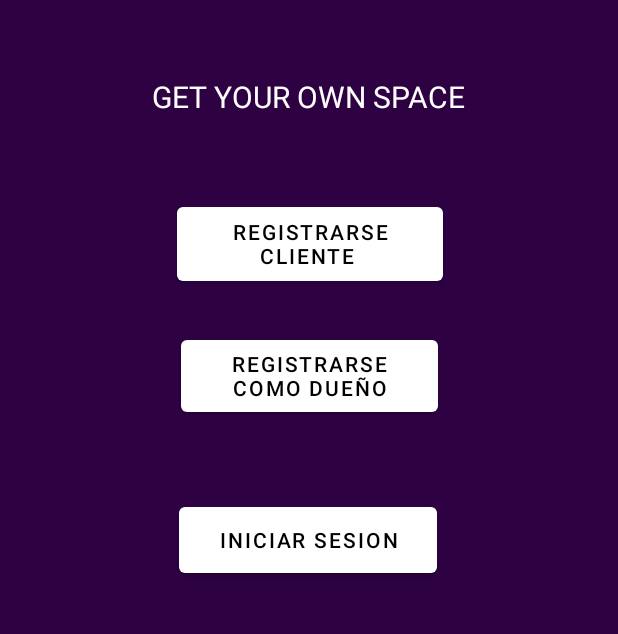
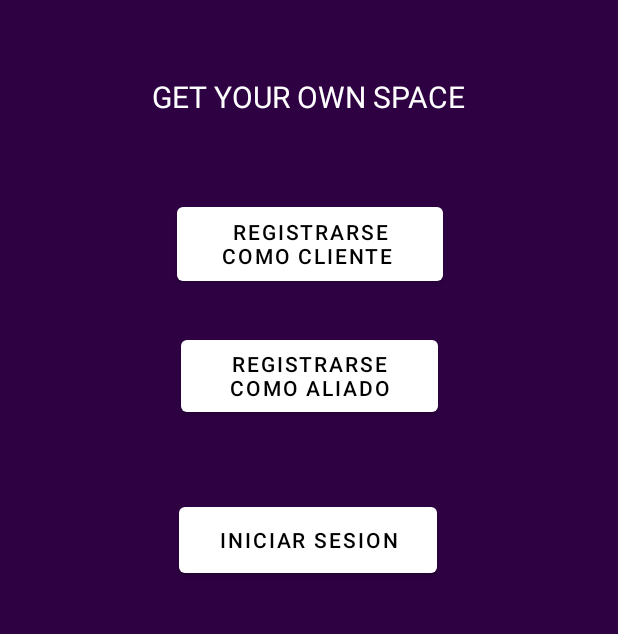
Before and after one commit to Park-In-Space/PKS_ma, an Android app: the screen it shows after launch (MainActivity), on a phone screen of 412 x 824 dp, the part 482-1116 px from its top. Run offline under Robolectric (Android 15) with nearby library versions, the phone set to English and light mode, and no system bars; our stand-ins replace navigation-ui; libraries missing offline, so code that uses them is left out: com.apollographql.apollo.

Commit message:
final fixes

```diff
--- a/app/src/main/java/com/example/myapplication/MapsParkingActivity.kt
+++ b/app/src/main/java/com/example/myapplication/MapsParkingActivity.kt
@@ -114,7 +114,7 @@ class MapsParkingActivity : AppCompatActivity(), OnMapReadyCallback {
             savedLatitude =latLng.latitude
             savedLongitude =latLng.longitude
             lifecycleScope.launchWhenResumed {
-                delay(250L)
+                delay(300L)
                 val intent = Intent(applicationContext, RegistrarParqueadero::class.java)
                 startActivity(intent)
             }
--- a/app/src/main/res/layout/activity_main.xml
+++ b/app/src/main/res/layout/activity_main.xml
@@ -24,7 +24,7 @@
         android:id="@+id/buttonSignUpClient"
         android:layout_width="177dp"
         android:layout_height="61dp"
-        android:text="Registrarse Cliente "
+        android:text="Registrarse como cliente "
         android:textColor="@color/black"
         app:backgroundTint="#FFFFFF"
         app:layout_constraintBottom_toBottomOf="parent"
@@ -38,7 +38,7 @@
         android:id="@+id/buttonSignUpPark"
         android:layout_width="171dp"
         android:layout_height="60dp"
-        android:text="Registrarse como Dueño"
+        android:text="Registrarse como aliado"
         android:textColor="@color/black"
         app:backgroundTint="#FFFFFF"
         app:layout_constraintBottom_toBottomOf="parent"
```
